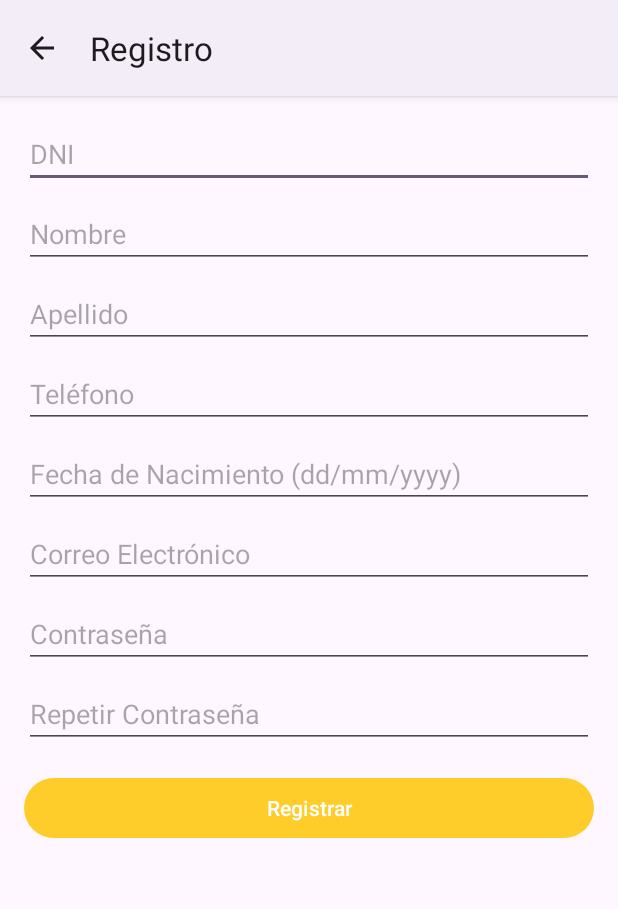
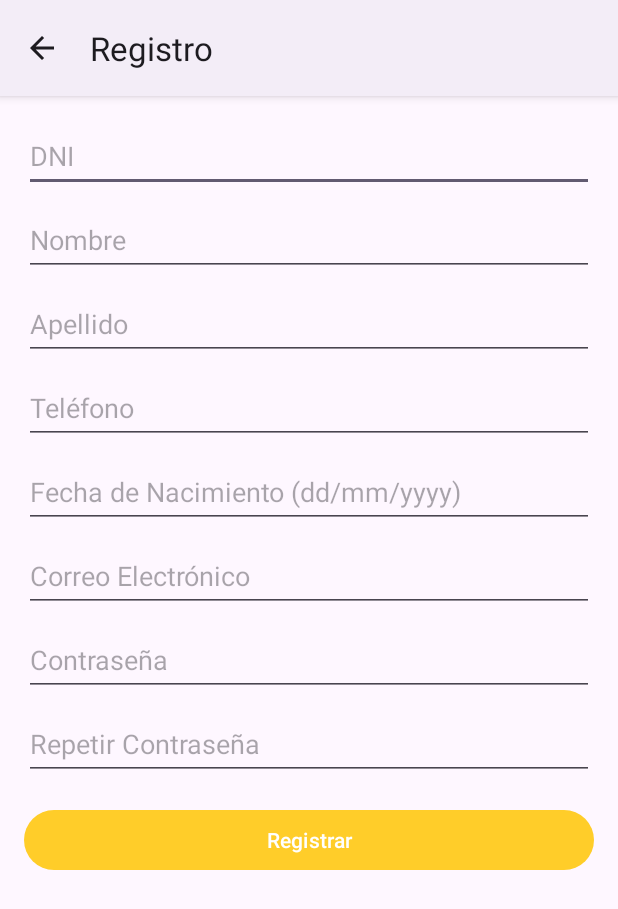
Before and after one commit to Connect-Salud-ISPC/Practica-Profesionalizante, an Android app: the RegistroPaciente screen opened directly, with no data from a screen before it, on a phone screen of 412 x 824 dp. Shown: the top 909 px of the screen. Run offline under Robolectric (Android 15) with nearby library versions, the phone set to English and light mode, and no system bars.

Commit message:
Corrección del Touch target de registroPaciente

```diff
--- a/App Movil Turnero Connect Salud/app/src/main/res/layout/activity_registropaciente.xml
+++ b/App Movil Turnero Connect Salud/app/src/main/res/layout/activity_registropaciente.xml
@@ -14,7 +14,8 @@
             android:layout_width="match_parent"
             android:layout_height="wrap_content"
             android:hint="DNI"
-            android:inputType="number" />
+            android:inputType="number"
+            android:minHeight="48dp"/>
 
         <EditText
             android:id="@+id/editTextNombre"
@@ -22,7 +23,8 @@
             android:layout_height="wrap_content"
             android:hint="Nombre"
             android:inputType="textPersonName"
-            android:layout_marginTop="8dp" />
+            android:layout_marginTop="8dp"
+            android:minHeight="48dp"/>
 
         <EditText
             android:id="@+id/editTextApellido"
@@ -30,7 +32,8 @@
             android:layout_height="wrap_content"
             android:hint="Apellido"
             android:inputType="textPersonName"
-            android:layout_marginTop="8dp" />
+            android:layout_marginTop="8dp"
+            android:minHeight="48dp"/>
 
         <EditText
             android:id="@+id/editTextTelefono"
@@ -38,7 +41,8 @@
             android:layout_height="wrap_content"
             android:hint="Teléfono"
             android:inputType="phone"
-            android:layout_marginTop="8dp" />
+            android:layout_marginTop="8dp"
+            android:minHeight="48dp"/>
 
         <EditText
             android:id="@+id/editTextFechaNacimiento"
@@ -46,7 +50,8 @@
             android:layout_height="wrap_content"
             android:hint="Fecha de Nacimiento (dd/mm/yyyy)"
             android:inputType="date"
-            android:layout_marginTop="8dp" />
+            android:layout_marginTop="8dp"
+            android:minHeight="48dp"/>
 
         <EditText
             android:id="@+id/editTextEmail"
@@ -54,7 +59,8 @@
             android:layout_height="wrap_content"
             android:hint="Correo Electrónico"
             android:inputType="textEmailAddress"
-            android:layout_marginTop="8dp" />
+            android:layout_marginTop="8dp"
+            android:minHeight="48dp"/>
 
         <EditText
             android:id="@+id/editTextPassword"
@@ -62,7 +68,8 @@
             android:layout_height="wrap_content"
             android:hint="Contraseña"
             android:inputType="textPassword"
-            android:layout_marginTop="8dp" />
+            android:layout_marginTop="8dp"
+            android:minHeight="48dp"/>
 
         <EditText
             android:id="@+id/editTextPasswordAgain"
@@ -70,7 +77,8 @@
             android:layout_height="wrap_content"
             android:hint="Repetir Contraseña"
             android:inputType="textPassword"
-            android:layout_marginTop="8dp" />
+            android:layout_marginTop="8dp"
+            android:minHeight="48dp"/>
 
         <Button
             android:id="@+id/buttonRegister"
```
